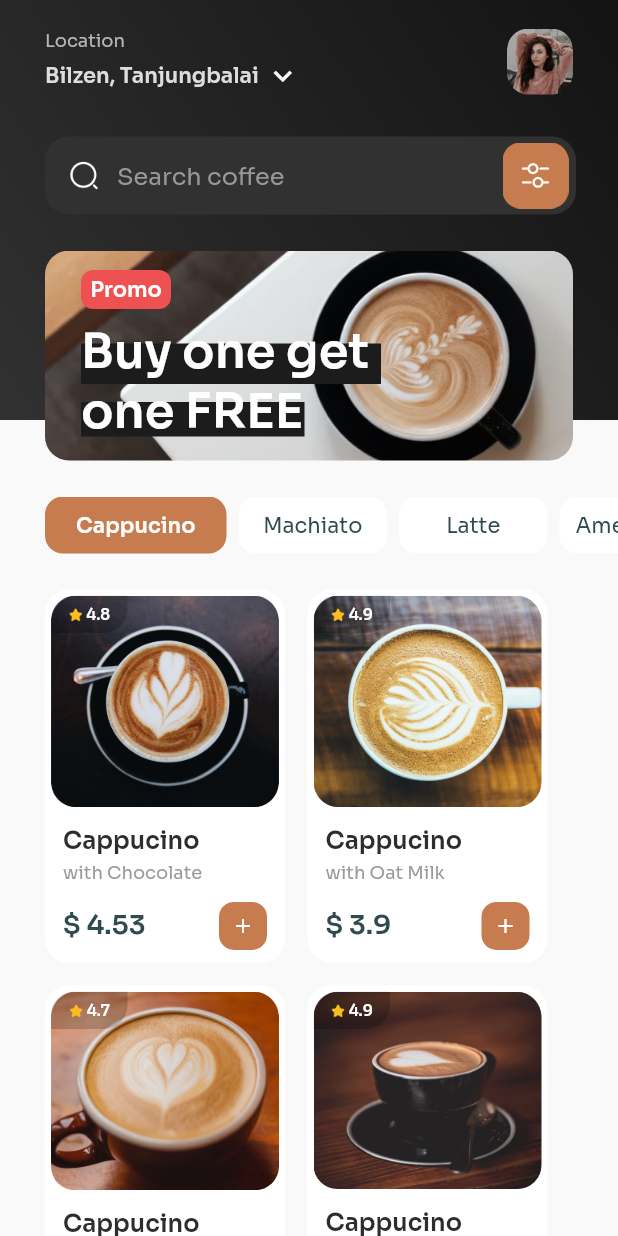
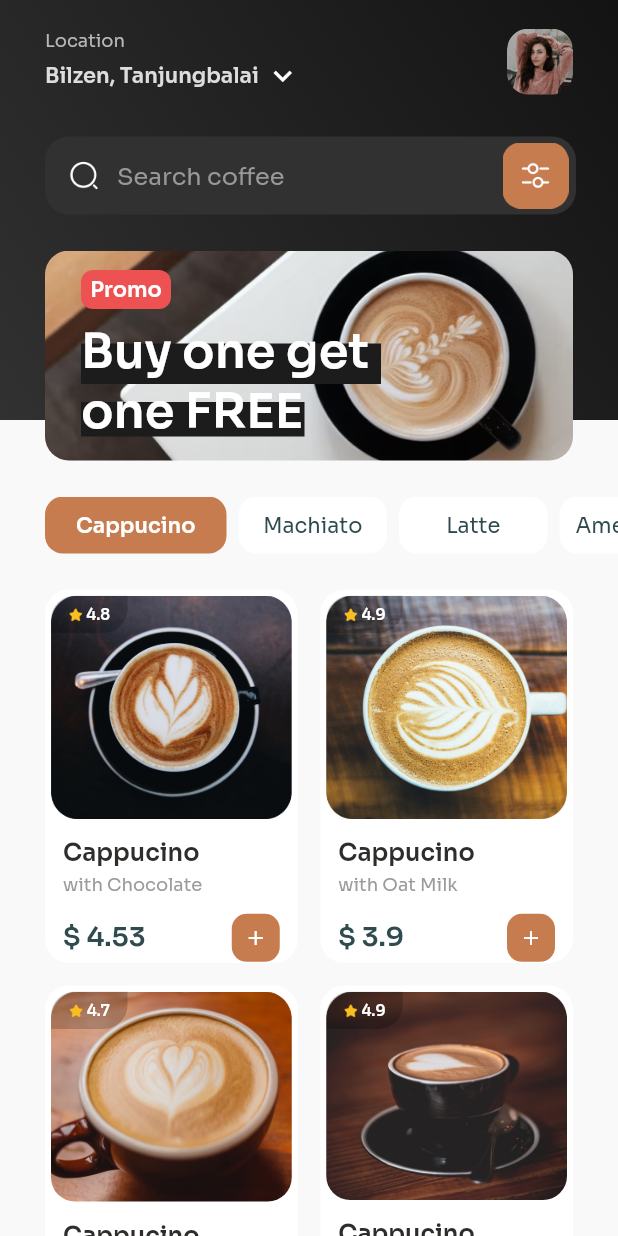
Before and after one commit to trihadi17/coffee, a Flutter app: the HomePage screen opened by its route, on a phone screen of 412 x 824 dp. Run offline on Flutter 3.47's test engine with Material 2 defaults, Android fonts, the phone set to English and light mode, and no system bars; our stand-ins replace fluttertoast, google_fonts.

Commit message:
Home Page

```diff
--- a/lib/pages/home_page.dart
+++ b/lib/pages/home_page.dart
@@ -10,8 +10,32 @@ import 'package:google_fonts/google_fonts.dart';
 import '../widgets/category.dart';
 import '../widgets/product_card.dart';
 
-class HomePage extends StatelessWidget {
+class HomePage extends StatefulWidget {
+  @override
+  State<HomePage> createState() => _HomePageState();
+}
+
+class _HomePageState extends State<HomePage> {
   int currentIndex = 0;
+
+  // Variable yang menyimpan data category coffee
+  String selectedCategoryCoffee = 'Cappucino';
+  bool isLoading = false;
+
+  // mengambil nilai parameter dari widget CategoryCoffe() ketika di klik dan parsing nilai tersebut ke variable
+  void coffeeSelected(String select) {
+    setState(() {
+      selectedCategoryCoffee = select;
+      isLoading = true;
+    });
+
+    Future.delayed(Duration(seconds: 2), () {
+      setState(() {
+        selectedCategoryCoffee = select;
+        isLoading = false;
+      });
+    });
+  }
 
   // Header
   Widget header() {
@@ -231,19 +255,25 @@ class HomePage extends StatelessWidget {
               ),
               CategoryCoffee(
                 name: 'Cappucino',
-                isActive: true,
+                isActive: selectedCategoryCoffee == 'Cappucino',
+                // paramter constructor nya berupa function(string), yang nilai parameter tersebut akan diambil sesuai kategori coffee ketika di klik
+                // kemudian parameter tsebut akan di olah pada function coffeeSelected
+                onTap: coffeeSelected,
               ),
               CategoryCoffee(
                 name: 'Machiato',
-                isActive: false,
+                isActive: selectedCategoryCoffee == 'Machiato',
+                onTap: coffeeSelected,
               ),
               CategoryCoffee(
                 name: 'Latte',
-                isActive: false,
+                isActive: selectedCategoryCoffee == 'Latte',
+                onTap: coffeeSelected,
               ),
               CategoryCoffee(
                 name: 'Americano',
-                isActive: false,
+                isActive: selectedCategoryCoffee == 'Americano',
+                onTap: coffeeSelected,
               ),
             ],
           ),
@@ -254,11 +284,33 @@ class HomePage extends StatelessWidget {
         ),
 
         // Card
-        Container(
+        // Loading dulu sebelum menampilkan data
+        isLoading
+            ? Column(
+                children: [
+                  SizedBox(
+                    height: 100,
+                  ),
+                  Center(
+                    child: Container(
+                      width: 50,
+                      height: 50,
+                      child: CircularProgressIndicator(
+                        color: brownColor,
+                        backgroundColor: whiteColor,
+                        strokeWidth: 2,
+                      ),
+                    ),
+                  ),
+                ],
+              )
+            : Container(
                 margin: EdgeInsets.symmetric(
                   horizontal: 30,
                 ),
                 child: Wrap(
+                  spacing: 15,
+                  runSpacing: 15,
                   children: [
                     ProductCard(
                       imageUrl: 'assets/coffe_image1.png',
@@ -290,6 +342,10 @@ class HomePage extends StatelessWidget {
                     ),
                   ],
                 ),
+              ),
+
+        SizedBox(
+          height: 20,
         ),
       ],
     );
--- a/lib/widgets/category.dart
+++ b/lib/widgets/category.dart
@@ -7,12 +7,19 @@ import 'package:google_fonts/google_fonts.dart';
 class CategoryCoffee extends StatelessWidget {
   final String name;
   final bool isActive;
+  final Function(String) onTap;
 
-  CategoryCoffee({required this.name, required this.isActive});
+  CategoryCoffee(
+      {required this.name, required this.isActive, required this.onTap});
 
   @override
   Widget build(BuildContext context) {
-    return Container(
+    return GestureDetector(
+      onTap: () {
+        // Ketika di ontap/klik, inisialisasi nilai function string nya sesuai name category
+        onTap(name);
+      },
+      child: Container(
         margin: EdgeInsets.only(right: 8),
         width: isActive ? 121 : 99,
         height: 38,
@@ -37,6 +44,7 @@ class CategoryCoffee extends StatelessWidget {
                   color: Color(0xff2F4B4E),
                 ),
               ),
+      ),
     );
   }
 }
--- a/lib/widgets/product_card.dart
+++ b/lib/widgets/product_card.dart
@@ -28,11 +28,7 @@ class ProductCard extends StatelessWidget {
         Navigator.pushNamed(context, '/detail');
       },
       child: Container(
-        margin: EdgeInsets.only(
-          right: 15,
-          bottom: 15,
-        ),
-        width: 160,
+        width: (MediaQuery.of(context).size.width - 75) / 2,
         height: 249,
         decoration: BoxDecoration(
           color: whiteColor,
```
Lines whose indentation alone changed are shown as unchanged.
